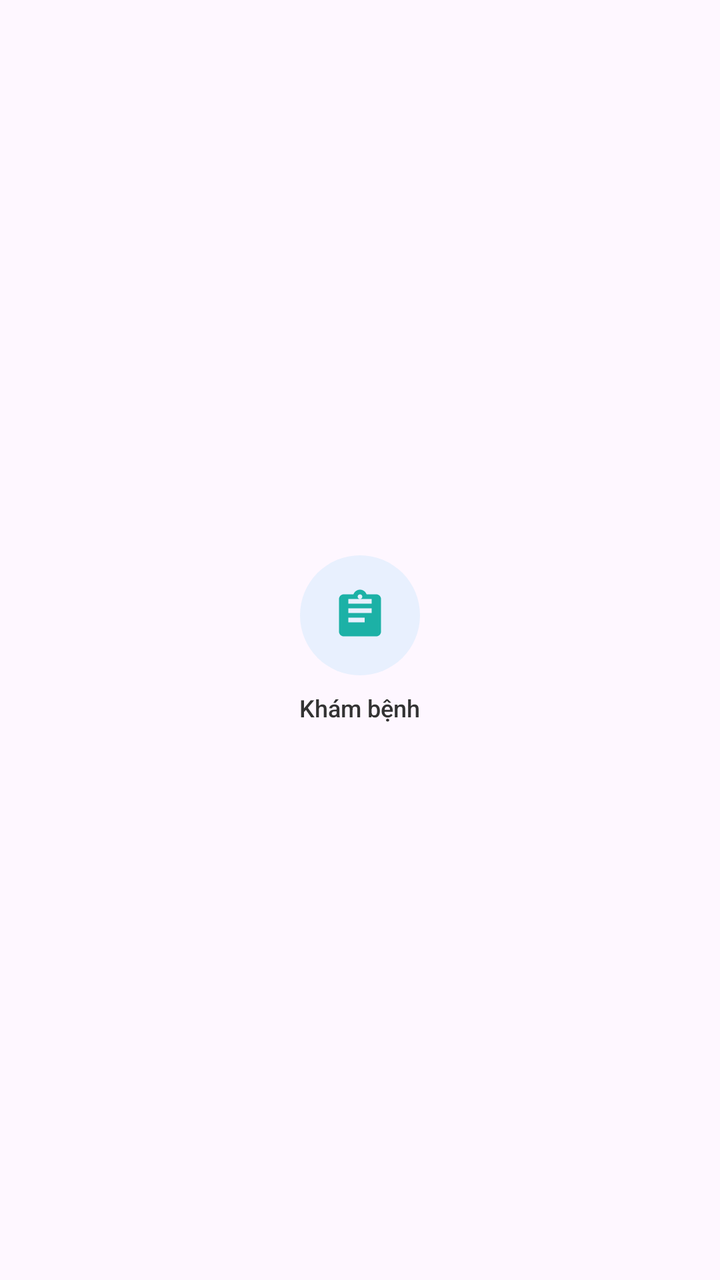
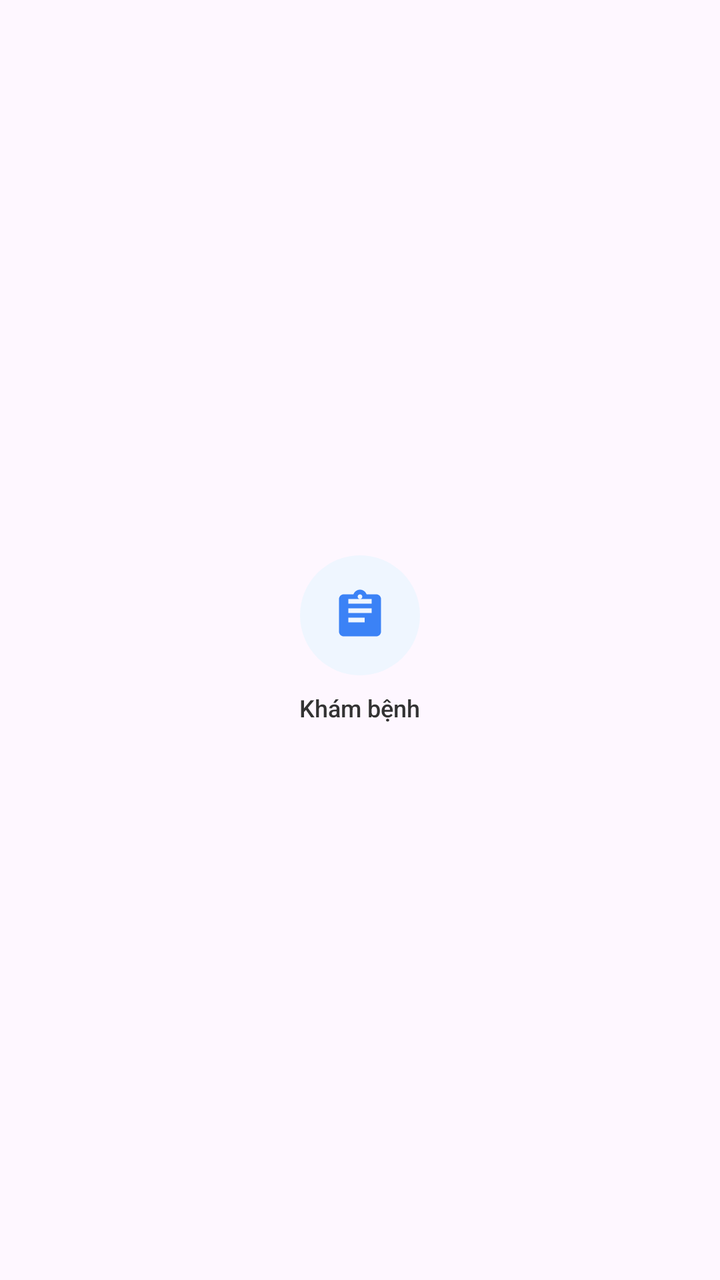

Before-and-after screenshots of an Android layout around one commit, followed by the original layout XML and the change that was made.
<!-- AndroidManifest.xml: application theme Theme.Mobile_android -->
<!-- res/layout/item_category_premium.xml -->
<?xml version="1.0" encoding="utf-8"?>
<LinearLayout xmlns:android="http://schemas.android.com/apk/res/android"
    xmlns:app="http://schemas.android.com/apk/res-auto"
    android:id="@+id/llCategoryRoot"
    android:layout_width="76dp"
    android:layout_height="wrap_content"
    android:orientation="vertical"
    android:gravity="center"
    android:layout_marginEnd="8dp"
    android:clickable="true"
    android:focusable="true">

    <FrameLayout
        android:id="@+id/flCategoryBg"
        android:layout_width="60dp"
        android:layout_height="60dp"
        android:background="@drawable/bg_category_icon_premium">
        
        <ImageView
            android:id="@+id/ivCategoryIcon"
            android:layout_width="28dp"
            android:layout_height="28dp"
            android:layout_gravity="center"
            android:src="@drawable/ic_treatment_plan"
            app:tint="#1CB1A6" />
    </FrameLayout>

    <TextView
        android:id="@+id/tvCategoryName"
        android:layout_width="wrap_content"
        android:layout_height="wrap_content"
        android:layout_marginTop="8dp"
        android:text="Khám bệnh"
        android:textSize="12sp"
        android:fontFamily="sans-serif-medium"
        android:textColor="#333333"
        android:textAlignment="center"
        android:maxLines="1"
        android:ellipsize="end"/>
</LinearLayout>
<!-- resources referenced by this layout -->
<resources>
  <!-- drawable bg_category_icon_premium (drawable) -->
  <?xml version="1.0" encoding="utf-8"?>
  <shape xmlns:android="http://schemas.android.com/apk/res/android"
      android:shape="oval">
      <solid android:color="#E8F0FE" />
  </shape>
  <!-- drawable ic_treatment_plan (drawable) -->
  <?xml version="1.0" encoding="utf-8"?>
  <vector xmlns:android="http://schemas.android.com/apk/res/android"
      android:width="24dp"
      android:height="24dp"
      android:viewportWidth="24"
      android:viewportHeight="24">
      <path
          android:fillColor="#000000"
          android:pathData="M19,3h-4.18C14.4,1.84 13.3,1 12,1S9.6,1.84 9.18,3H5C3.9,3 3,3.9 3,5v14c0,1.1 0.9,2 2,2h14c1.1,0 2,-0.9 2,-2V5C21,3.9 20.1,3 19,3zM12,3c0.55,0 1,0.45 1,1s-0.45,1 -1,1s-1,-0.45 -1,-1S11.45,3 12,3zM14,15H7v-2h7V15zM17,11H7V9h10V11zM17,7H7V5h10V7z"/>
  </vector>
  <style name="Theme.Mobile_android" parent="Base.Theme.Toothly" />
  <style name="Base.Theme.Toothly" parent="Theme.Material3.Light.NoActionBar">
          <item name="android:statusBarColor">@color/toothly_pearl</item>
          <item name="android:navigationBarColor">@color/toothly_pearl</item>
          <item name="android:windowLightStatusBar">true</item>
          <item name="colorPrimary">@color/toothly_teal</item>
          <item name="colorSurface">@color/toothly_pearl</item>
      </style>
  <color name="toothly_pearl">#f8fafc</color>
  <color name="toothly_teal">#0d9488</color>
</resources>

<!-- the commit's change to res/layout/item_category_premium.xml (unified diff, before → after) -->
@@ -14,7 +14,7 @@
         android:id="@+id/flCategoryBg"
         android:layout_width="60dp"
         android:layout_height="60dp"
-        android:background="@drawable/bg_category_icon_premium">
+        android:background="@drawable/bg_icon_circle_blue_soft">
         
         <ImageView
             android:id="@+id/ivCategoryIcon"
@@ -22,7 +22,7 @@
             android:layout_height="28dp"
             android:layout_gravity="center"
             android:src="@drawable/ic_treatment_plan"
-            app:tint="#1CB1A6" />
+            app:tint="#3B82F6" />
     </FrameLayout>
 
     <TextView
<!-- resource entries referenced after the edit -->
@@ -1,10 +1,10 @@
 <!-- resources referenced by this layout -->
 <resources>
-  <!-- drawable bg_category_icon_premium (drawable) -->
+  <!-- drawable bg_icon_circle_blue_soft (drawable) -->
   <?xml version="1.0" encoding="utf-8"?>
   <shape xmlns:android="http://schemas.android.com/apk/res/android"
       android:shape="oval">
-      <solid android:color="#E8F0FE" />
+      <solid android:color="#EFF6FF"/>
   </shape>
   <!-- drawable ic_treatment_plan (drawable) -->
   <?xml version="1.0" encoding="utf-8"?>
